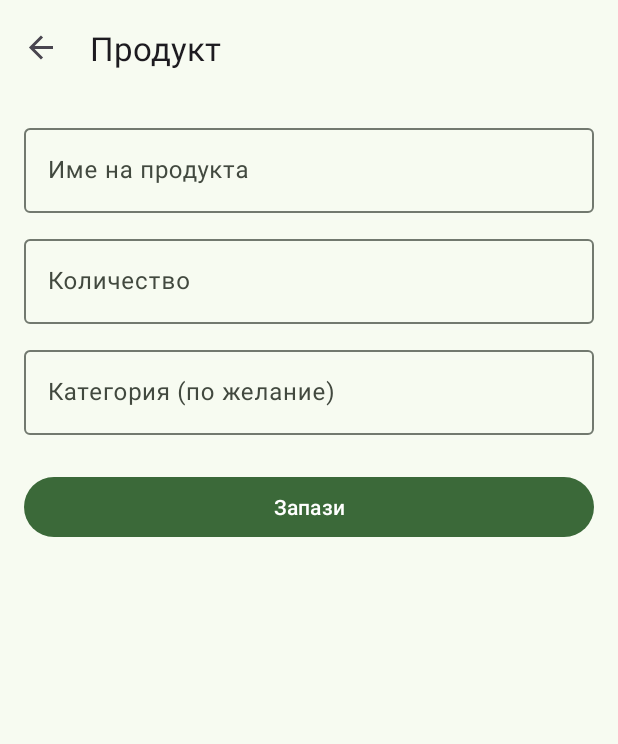
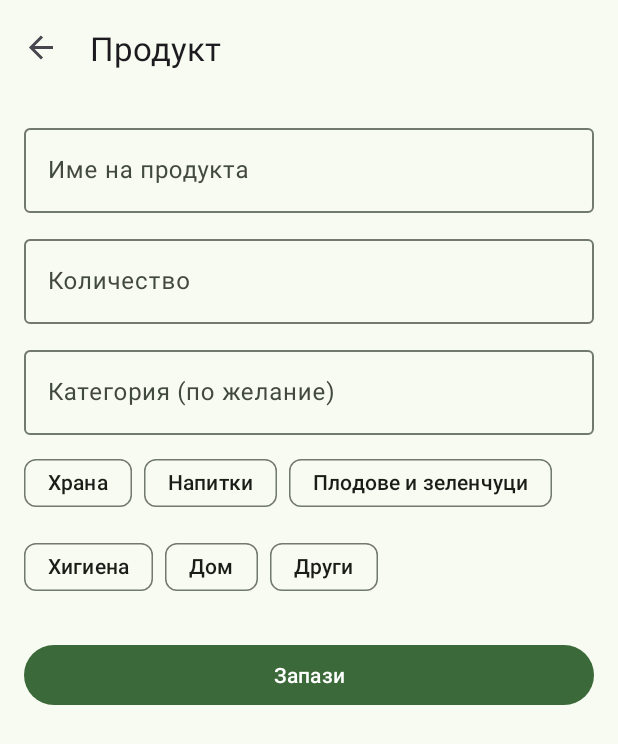
Before and after one commit to Yusein194/MobileApps2026--2401321052-, an Android app: the AddEditItemFragment screen opened through its navigation route, on a phone screen of 412 x 824 dp. Shown: the top 744 px of the screen. Run offline under Robolectric (Android 15) with nearby library versions, the phone set to English and light mode, and no system bars; our stand-ins replace navigation-ui.

Commit message:
Add quick category chips to the item form

```diff
--- a/app/src/main/java/com/yusein/shoplist/ui/AddEditItemFragment.kt
+++ b/app/src/main/java/com/yusein/shoplist/ui/AddEditItemFragment.kt
@@ -7,6 +7,7 @@ import android.view.ViewGroup
 import androidx.fragment.app.Fragment
 import androidx.fragment.app.activityViewModels
 import androidx.navigation.fragment.findNavController
+import com.google.android.material.chip.Chip
 import com.yusein.shoplist.R
 import com.yusein.shoplist.data.ShoppingItem
 import com.yusein.shoplist.databinding.FragmentAddEditItemBinding
@@ -48,7 +49,20 @@ class AddEditItemFragment : Fragment() {
             }
         }
 
+        setupCategoryChips()
         binding.buttonSave.setOnClickListener { save() }
+    }
+
+    private fun setupCategoryChips() {
+        resources.getStringArray(R.array.category_suggestions).forEach { category ->
+            val chip = Chip(requireContext())
+            chip.text = category
+            chip.setOnClickListener {
+                binding.editCategory.setText(category)
+                binding.editCategory.setSelection(category.length)
+            }
+            binding.chipGroupCategories.addView(chip)
+        }
     }
 
     private fun save() {
--- a/app/src/main/res/layout/fragment_add_edit_item.xml
+++ b/app/src/main/res/layout/fragment_add_edit_item.xml
@@ -56,6 +56,12 @@
                 android:maxLines="1" />
         </com.google.android.material.textfield.TextInputLayout>
 
+        <com.google.android.material.chip.ChipGroup
+            android:id="@+id/chipGroupCategories"
+            android:layout_width="match_parent"
+            android:layout_height="wrap_content"
+            android:layout_marginTop="8dp" />
+
         <Button
             android:id="@+id/buttonSave"
             android:layout_width="match_parent"
--- a/app/src/main/res/values/strings.xml
+++ b/app/src/main/res/values/strings.xml
@@ -26,6 +26,15 @@
     <string name="delete">Изтрий</string>
     <string name="cancel">Отказ</string>
 
+    <string-array name="category_suggestions">
+        <item>Храна</item>
+        <item>Напитки</item>
+        <item>Плодове и зеленчуци</item>
+        <item>Хигиена</item>
+        <item>Дом</item>
+        <item>Други</item>
+    </string-array>
+
     <plurals name="summary_remaining">
         <item quantity="one">Остава %d продукт</item>
         <item quantity="other">Остават %d продукта</item>
```
